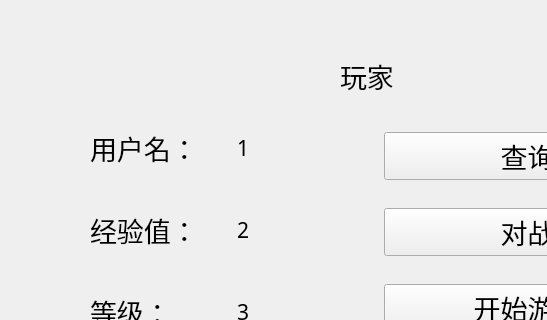
Above: WordMatchGameV1.0/playerpage.ui from ProgrameThinking/WordMatchGame before the change; both pictures show x 0 to 547 and y 0 to 320 of the 768 by 480 pixel window. Below: the same form after it.
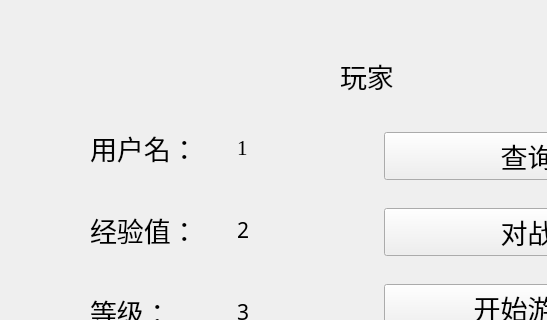
That is the form after the change.

Patch:
```diff
--- a/WordMatchGameV1.0/playerpage.ui
+++ b/WordMatchGameV1.0/playerpage.ui
@@ -32,7 +32,7 @@
     <string>玩家</string>
    </property>
   </widget>
-  <widget class="QWidget" name="">
+  <widget class="QWidget" name="layoutWidget">
    <property name="geometry">
     <rect>
      <x>90</x>
@@ -63,7 +63,7 @@
          <widget class="QLabel" name="username">
           <property name="font">
            <font>
-            <family>华文行楷</family>
+            <family>Times New Roman</family>
             <pointsize>16</pointsize>
            </font>
           </property>
```
